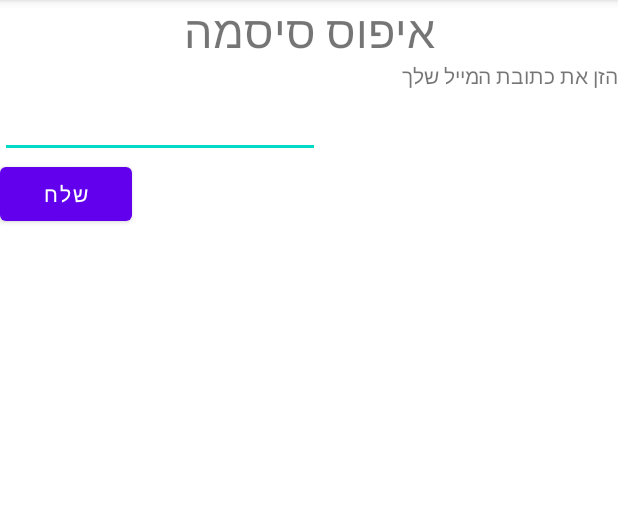
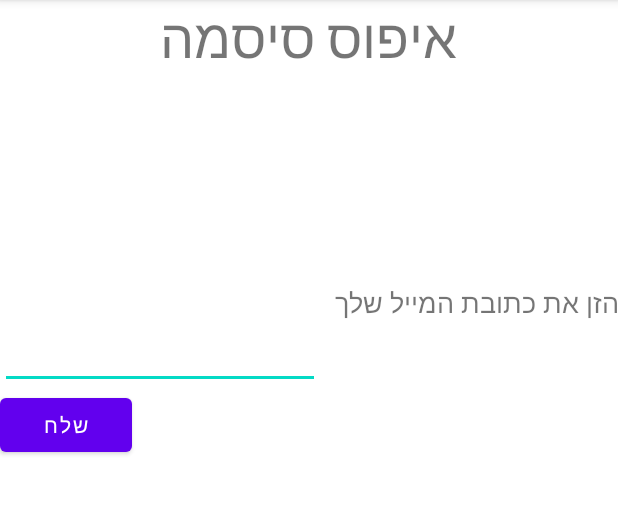
Before and after one commit to Zohar-Azulay/CovidProject, an Android app: the fragment ForgotPassword shown on its own in the app's theme, on a phone screen of 412 x 824 dp, the part 84-599 px from its top. Run offline under Robolectric (Android 15) with nearby library versions, the phone set to English and light mode, and no system bars.

Commit message:
updated nothing

```diff
--- a/MyApplication/app/src/main/res/layout/fragment_forgot_password.xml
+++ b/MyApplication/app/src/main/res/layout/fragment_forgot_password.xml
@@ -14,22 +14,21 @@
         android:layout_weight="1"
         android:gravity="center"
         android:text="איפוס סיסמה"
-        android:textSize="30sp"
+        android:textSize="36sp"
         tools:ignore="HardcodedText" />
 
     <TextView
         android:id="@+id/textView3"
         android:layout_width="match_parent"
         android:layout_height="wrap_content"
-        android:layout_weight="1"
-        android:paddingStart="140dp"
-        android:text="הזן את כתובת המייל שלך" />
+        android:paddingTop="140dp"
+        android:text="הזן את כתובת המייל שלך"
+        android:textSize="18sp" />
 
     <EditText
         android:id="@+id/editTextTextEmailAddress2"
         android:layout_width="wrap_content"
         android:layout_height="wrap_content"
-        android:layout_weight="1"
         android:ems="10"
         android:inputType="textEmailAddress" />
 
```
